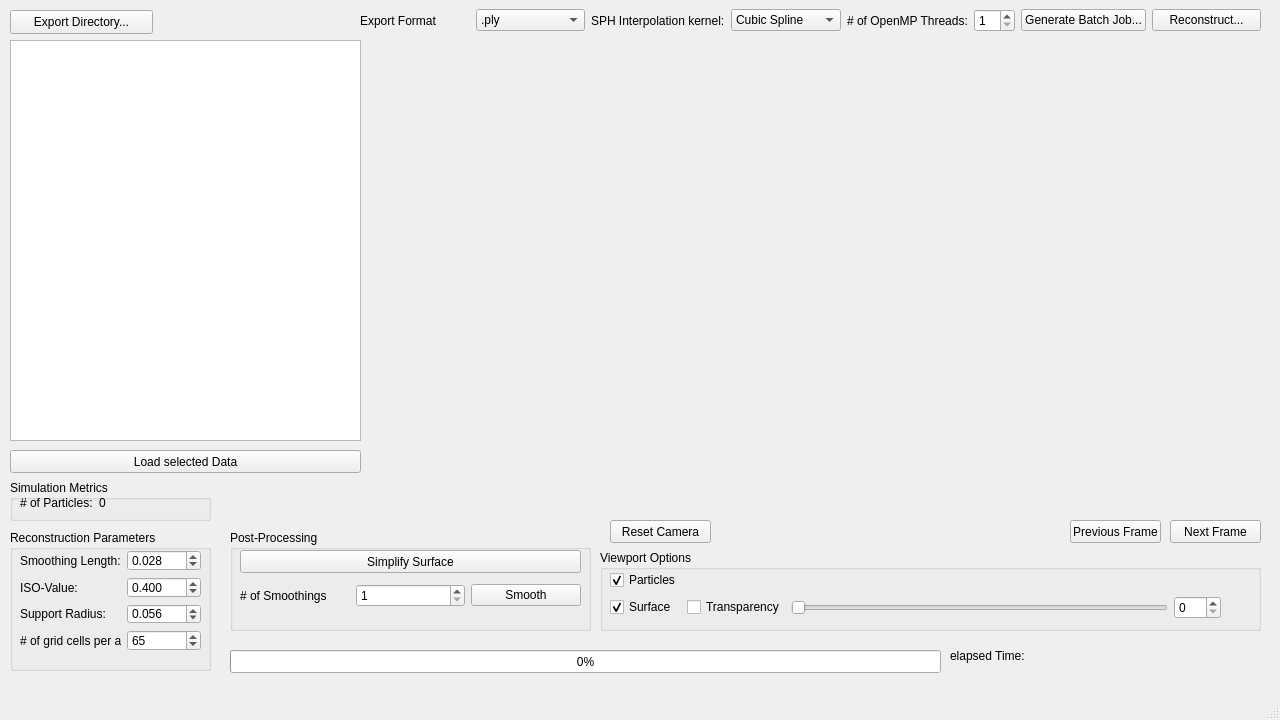
The window that LabProject/mainwindow.ui (CedricM9/SPH-Surface-Reconstruction) describes before a commit, drawn with Qt 5.
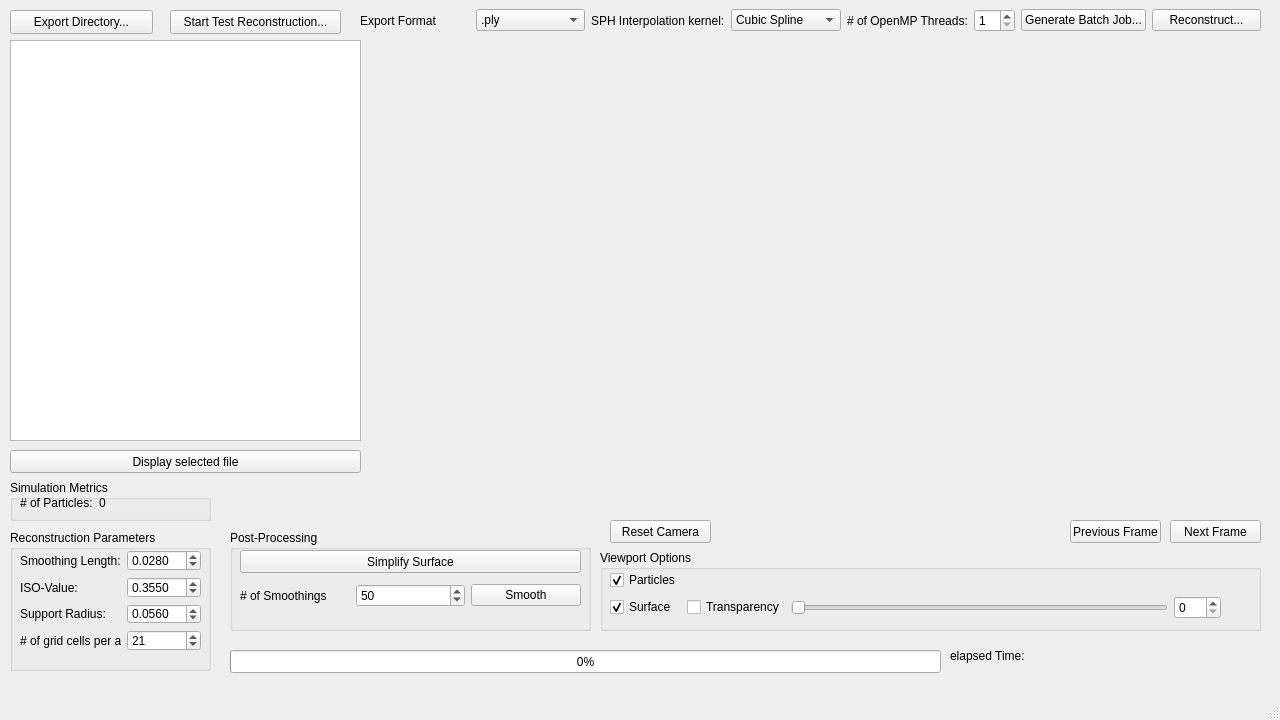
The same window after the commit. Icons and pictures are not drawn.

```diff
--- a/LabProject/mainwindow.ui
+++ b/LabProject/mainwindow.ui
@@ -83,7 +83,13 @@
       <item row="0" column="1">
        <widget class="QDoubleSpinBox" name="smoothingDoubleSpinBox">
         <property name="decimals">
-         <number>3</number>
+         <number>4</number>
+        </property>
+        <property name="maximum">
+         <double>1.000000000000000</double>
+        </property>
+        <property name="singleStep">
+         <double>0.100000000000000</double>
         </property>
         <property name="value">
          <double>0.028000000000000</double>
@@ -93,20 +99,29 @@
       <item row="1" column="1">
        <widget class="QDoubleSpinBox" name="isoDoubleSpinBox">
         <property name="decimals">
-         <number>3</number>
+         <number>4</number>
+        </property>
+        <property name="maximum">
+         <double>1.000000000000000</double>
         </property>
         <property name="singleStep">
          <double>0.100000000000000</double>
         </property>
         <property name="value">
-         <double>0.400000000000000</double>
+         <double>0.355000000000000</double>
         </property>
        </widget>
       </item>
       <item row="2" column="1">
        <widget class="QDoubleSpinBox" name="supportDoubleSpinBox">
         <property name="decimals">
-         <number>3</number>
+         <number>4</number>
+        </property>
+        <property name="maximum">
+         <double>1.000000000000000</double>
+        </property>
+        <property name="singleStep">
+         <double>0.100000000000000</double>
         </property>
         <property name="value">
          <double>0.056000000000000</double>
@@ -122,7 +137,7 @@
          <number>100000</number>
         </property>
         <property name="value">
-         <number>65</number>
+         <number>21</number>
         </property>
        </widget>
       </item>
@@ -164,7 +179,10 @@
          <number>1</number>
         </property>
         <property name="maximum">
-         <number>20</number>
+         <number>1000</number>
+        </property>
+        <property name="value">
+         <number>50</number>
         </property>
        </widget>
       </item>
@@ -496,7 +514,7 @@
      </rect>
     </property>
     <property name="text">
-     <string>Load selected Data</string>
+     <string>Display selected file</string>
     </property>
    </widget>
    <widget class="QPushButton" name="resetCamPushButton">
@@ -538,6 +556,19 @@
      <string>Previous Frame</string>
     </property>
    </widget>
+   <widget class="QPushButton" name="testPushButton">
+    <property name="geometry">
+     <rect>
+      <x>170</x>
+      <y>10</y>
+      <width>171</width>
+      <height>24</height>
+     </rect>
+    </property>
+    <property name="text">
+     <string>Start Test Reconstruction...</string>
+    </property>
+   </widget>
   </widget>
   <widget class="QMenuBar" name="menubar">
    <property name="geometry">
```
